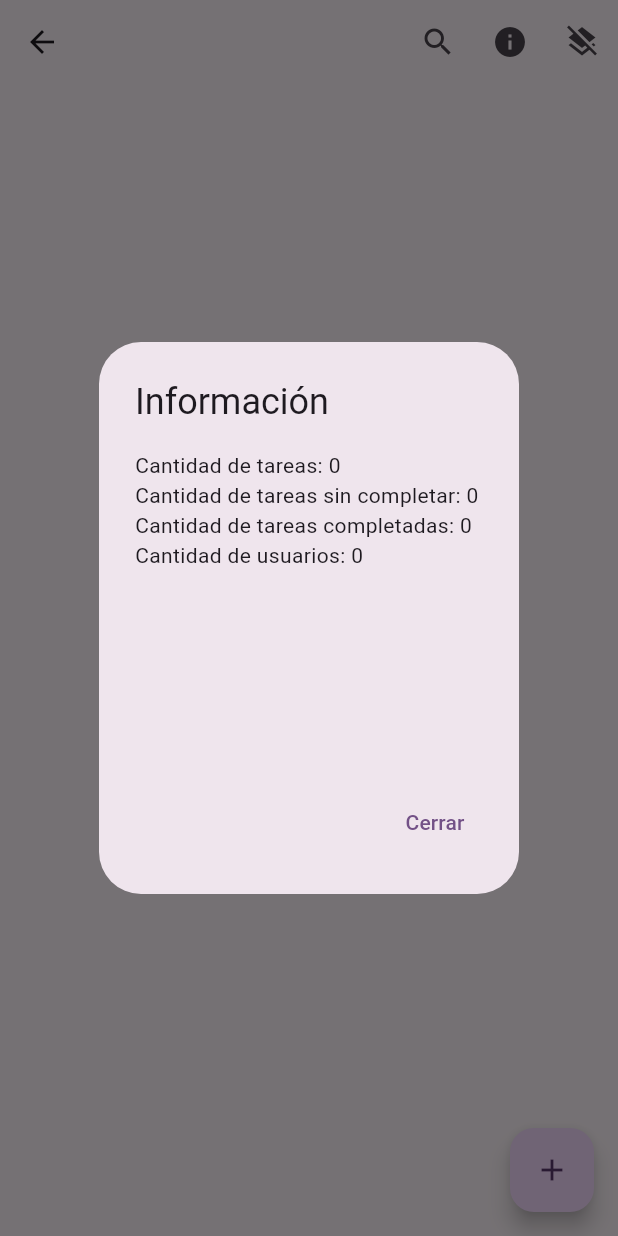
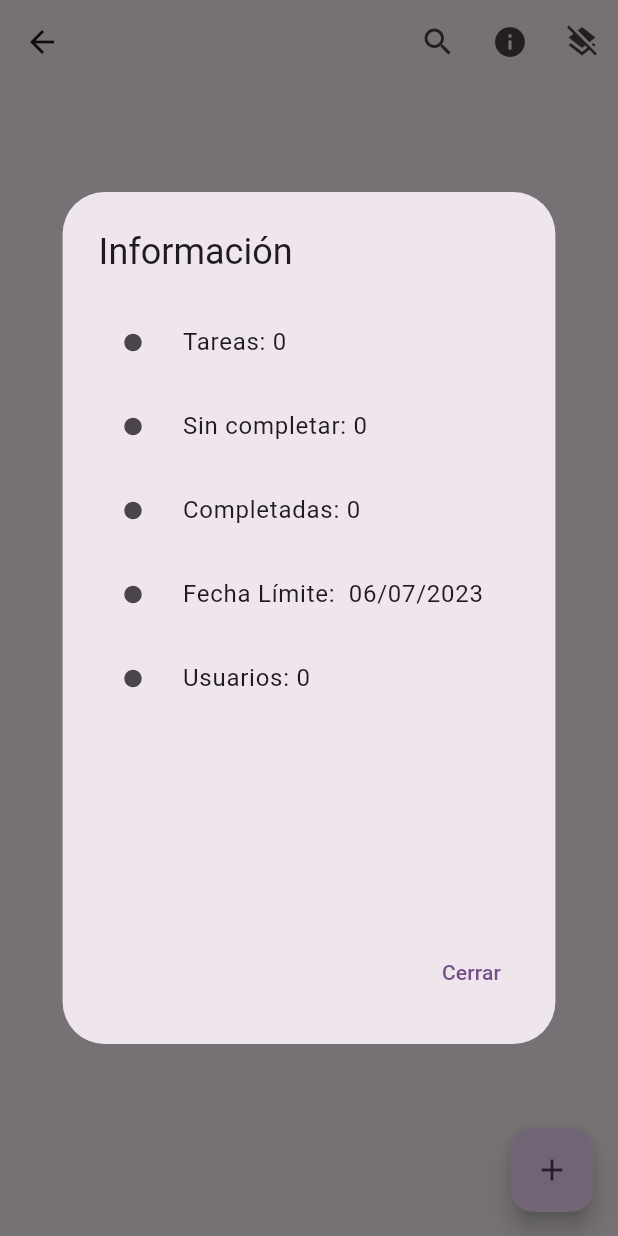
Before and after one commit to ValeriaBrzoza/excluidos_unidos, a Flutter app: the TaskListView screen opened directly with empty values, after a tap on the "info" icon, on a phone screen of 412 x 824 dp. Run offline on Flutter 3.47's test engine with Material 2 defaults, Android fonts, the phone set to English and light mode, and no system bars; our stand-ins replace cloud_firestore, firebase_auth, firebase_core, firebase_messaging, flutter_slidable, get and 2 more; accounts and stored records are empty.

Commit message:
Upgrade: botón info
Co-Authored-By: Valeria Brzoza <86885098+ValeriaBrzoza@users.noreply.github.com>
Co-Authored-By: Brubrux <104114222+Brubrux@users.noreply.github.com>

```diff
--- a/lib/models/tasks.dart
+++ b/lib/models/tasks.dart
@@ -80,4 +80,8 @@ class Task {
         assignedUser.hashCode ^
         completed.hashCode;
   }
+
+  bool getCompleted() {
+    return completed;
+  }
 }
--- a/lib/screens/Views/tasks_view.dart
+++ b/lib/screens/Views/tasks_view.dart
@@ -151,14 +151,31 @@ class _TaskListViewState extends State<TaskListView> {
                               mainAxisSize: MainAxisSize.min,
                               crossAxisAlignment: CrossAxisAlignment.start,
                               children: [
-                                Text(
-                                    'Cantidad de tareas: ${taskList.tasksQuantity}'),
-                                Text(
-                                    'Cantidad de tareas sin completar: ${taskList.tasksQuantity - taskList.completedTasksQuantity}'),
-                                Text(
-                                    'Cantidad de tareas completadas: ${taskList.completedTasksQuantity}'),
-                                Text(
-                                    'Cantidad de usuarios: ${taskList.usersIds.length}'),
+                                ListTile(
+                                  leading: const Icon(Icons.circle, size: 14),
+                                  title:
+                                      Text('Tareas: ${taskList.tasksQuantity}'),
+                                ),
+                                ListTile(
+                                  leading: const Icon(Icons.circle, size: 14),
+                                  title: Text(
+                                      'Sin completar: ${taskList.tasksQuantity - taskList.completedTasksQuantity}'),
+                                ),
+                                ListTile(
+                                  leading: const Icon(Icons.circle, size: 14),
+                                  title: Text(
+                                      'Completadas: ${taskList.completedTasksQuantity}'),
+                                ),
+                                ListTile(
+                                  leading: const Icon(Icons.circle, size: 14),
+                                  title: Text(
+                                      'Fecha Límite:  ${taskList.hasDeadline ? DateFormat('dd/MM/yyyy').format(taskList.globalDeadline!) : 'No tiene'}'),
+                                ),
+                                ListTile(
+                                  leading: const Icon(Icons.circle, size: 14),
+                                  title: Text(
+                                      'Usuarios: ${taskList.usersIds.length}'),
+                                ),
                                 const SizedBox(height: 20),
                                 //show users url image as icons with their names
                                 SizedBox(
```
Also changed, not shown: lib/models/tasklist.dart (+5 -2 lines), lib/services/data_provider.dart (+39 -2 lines).
